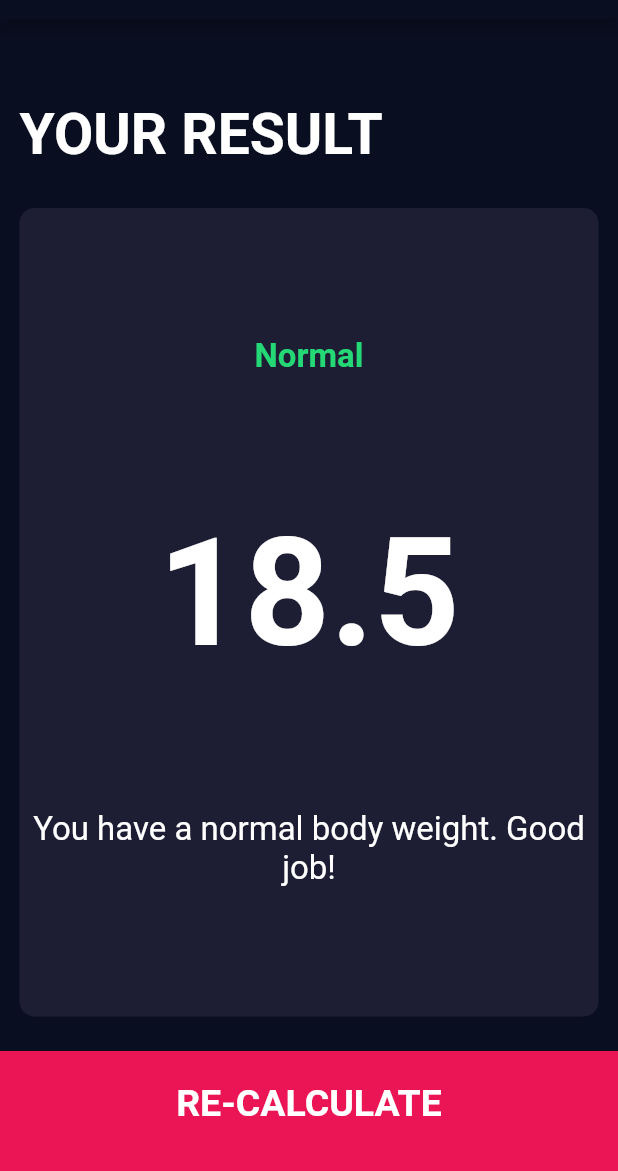
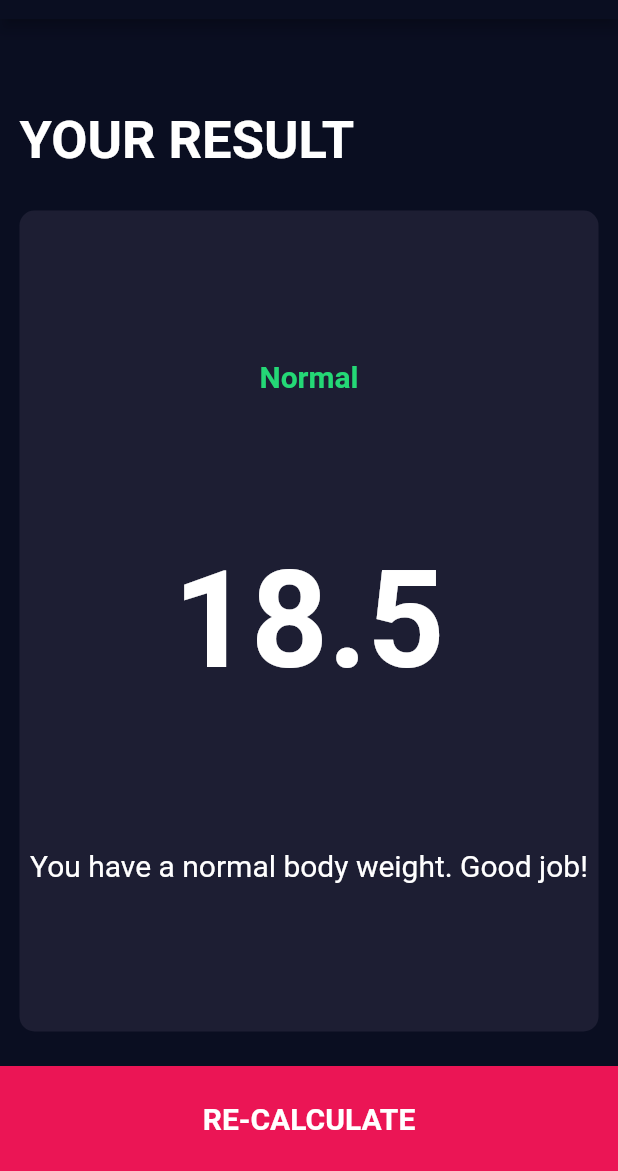
Before and after one commit to soniyaarockiya/BMI-Calculator-Flutter, a Flutter app: the screen it shows after launch, after a tap on "CALCULATE", on a phone screen of 412 x 824 dp, the part 65-1236 px from its top. Run offline on Flutter 3.47's test engine with Material 2 defaults, Android fonts, the phone set to English and light mode, and no system bars; our stand-ins replace font_awesome_flutter.

Commit message:
first commit

```diff
--- a/lib/Constants/BottomButton.dart
+++ b/lib/Constants/BottomButton.dart
@@ -20,7 +20,7 @@ class BottomButton extends StatelessWidget {
         ),
         color: kBottomButtonColor,
         margin: EdgeInsets.only(top: 10.0),
-        padding: EdgeInsets.only(bottom: 10.0),
+//        padding: EdgeInsets.only(bottom: 10.0),
         width: double.infinity,
         height: kBottomButtonHeight,
       ),
--- a/lib/Constants/ColorFontAndStyleConstants.dart
+++ b/lib/Constants/ColorFontAndStyleConstants.dart
@@ -1,11 +1,11 @@
 import 'package:flutter/material.dart';
 
-const kBottomButtonHeight = 80.0;
+const kBottomButtonHeight = 70.0; //80.0
 const kBottomButtonColor = Color(0xFFEB1555);
 const kActiveCardColor = Color(0xFF1D1E33);
 const kInActiveCardColor = Color(0xFF111328);
 
-const kIconSize = 80.0;
+const kIconSize = 70.0; //80.0
 const kIconColor = Colors.white;
 const kIconFontSize = 18.0;
 const kSizedBoxHeight = 10.0;
@@ -19,34 +19,34 @@ const kTextStyle = TextStyle(
 const kNumberTextStyle = TextStyle(
   color: kIconColor,
   fontWeight: FontWeight.w900,
-  fontSize: 50.0,
+  fontSize: 45.0, //50.0
 );
 
 const kLargeButtonTextStyle = TextStyle(
   color: kIconColor,
   fontWeight: FontWeight.bold,
-  fontSize: 25.0,
+  fontSize: 20.0,
 );
 
 const kTitleTextStyle = TextStyle(
-  fontSize: 38.0,
+  fontSize: 35.0,
   fontWeight: FontWeight.bold,
   color: kIconColor,
 );
 
 const kResultTextStyle = TextStyle(
   color: Color(0xFF24D876),
-  fontSize: 22.0,
+  fontSize: 20.0, //22
   fontWeight: FontWeight.bold,
 );
 
 const kBMITextStyle = TextStyle(
-  fontSize: 100.0,
+  fontSize: 90.0, //100
   fontWeight: FontWeight.bold,
   color: kIconColor,
 );
 
 const kBodyTextStyle = TextStyle(
-  fontSize: 22.0,
+  fontSize: 20.0, //22
   color: kIconColor,
 );
--- a/lib/Constants/RoundIconButton.dart
+++ b/lib/Constants/RoundIconButton.dart
@@ -12,8 +12,8 @@ class RoundIconButton extends StatelessWidget {
     return RawMaterialButton(
       onPressed: onPressed,
       constraints: BoxConstraints.tightFor(
-        width: 50.0,
-        height: 50.0,
+        width: 45.0,
+        height: 45.0,
       ),
       shape: CircleBorder(),
       fillColor: kTextColor,
--- a/lib/Screens/InputPage.dart
+++ b/lib/Screens/InputPage.dart
@@ -73,8 +73,10 @@ class _InputPageState extends State<InputPage> {
               child: ReusableCard(
                 color: kActiveCardColor,
                 cardChild: Column(
+                  mainAxisAlignment: MainAxisAlignment.spaceEvenly,
                   children: <Widget>[
-                    Row(
+                    Expanded(
+                      child: Row(
                         mainAxisAlignment: MainAxisAlignment.center,
                         crossAxisAlignment: CrossAxisAlignment.baseline,
                         textBaseline: TextBaseline.alphabetic,
@@ -89,7 +91,9 @@ class _InputPageState extends State<InputPage> {
                           ),
                         ],
                       ),
-                    Slider(
+                    ),
+                    Expanded(
+                      child: Slider(
                         value: height.toDouble(),
                         min: 120.0,
                         max: 220.0,
@@ -101,9 +105,12 @@ class _InputPageState extends State<InputPage> {
                           });
                         },
                       ),
-                    Text(
+                    ),
+                    Expanded(
+                      child: Text(
                         'Height',
                         style: kTextStyle,
+                      ),
                     )
                   ],
                 ),
@@ -117,22 +124,28 @@ class _InputPageState extends State<InputPage> {
                         color: kActiveCardColor,
                         cardChild: Column(
                           children: <Widget>[
-                            Text(
+                            Expanded(
+                              flex: 1,
+                              child: Text(
                                 weight.toString(),
                                 style: kNumberTextStyle,
+                              ),
                             ),
                             SizedBox(
                               height: kSizedBoxHeight,
                             ),
-                            Row(
+                            Expanded(
+                              child: Row(
                                 mainAxisAlignment: MainAxisAlignment.center,
                                 children: <Widget>[
                                   RoundIconButton(
                                     icon: FontAwesomeIcons.minus,
                                     onPressed: () {
+                                      if (weight > 0) {
                                         setState(() {
                                           weight--;
                                         });
+                                      }
                                     },
                                   ),
                                   SizedBox(
@@ -148,10 +161,13 @@ class _InputPageState extends State<InputPage> {
                                   ),
                                 ],
                               ),
+                            ),
                             SizedBox(height: kSizedBoxHeight),
-                            Text(
+                            Expanded(
+                              child: Text(
                                 'Weight',
                                 style: kTextStyle,
+                              ),
                             )
                           ],
                         )),
@@ -161,22 +177,28 @@ class _InputPageState extends State<InputPage> {
                       color: kActiveCardColor,
                       cardChild: Column(
                         children: <Widget>[
-                          Text(
+                          Expanded(
+                            flex: 1,
+                            child: Text(
                               age.toString(),
                               style: kNumberTextStyle,
+                            ),
                           ),
                           SizedBox(
                             height: kSizedBoxHeight,
                           ),
-                          Row(
+                          Expanded(
+                            child: Row(
                               mainAxisAlignment: MainAxisAlignment.center,
                               children: <Widget>[
                                 RoundIconButton(
                                   icon: FontAwesomeIcons.minus,
                                   onPressed: () {
+                                    if (age > 0) {
                                       setState(() {
                                         age--;
                                       });
+                                    }
                                   },
                                 ),
                                 SizedBox(
@@ -192,10 +214,11 @@ class _InputPageState extends State<InputPage> {
                                 ),
                               ],
                             ),
+                          ),
                           SizedBox(
                             height: kSizedBoxHeight,
                           ),
-                          Text('Age', style: kTextStyle)
+                          Expanded(child: Text('Age', style: kTextStyle))
                         ],
                       ),
                     ),
--- a/lib/main.dart
+++ b/lib/main.dart
@@ -2,7 +2,7 @@ import 'package:flutter/cupertino.dart';
 import 'package:flutter/material.dart';
 
 import 'Screens/InputPage.dart';
-import 'Screens/ResultPage.dart';
+//import 'Screens/ResultPage.dart';
 
 void main() => runApp(BMICalculator());
 
@@ -18,7 +18,7 @@ class BMICalculator extends StatelessWidget {
       initialRoute: '/',
       routes: {
         '/': (context) => InputPage(),
-        'ResultPage': (context) => ResultPage(),
+//        'ResultPage': (context) => ResultPage(),
       },
     );
   }
```
Also changed, not shown: 1 other file. Lines whose indentation alone changed are shown as unchanged.
